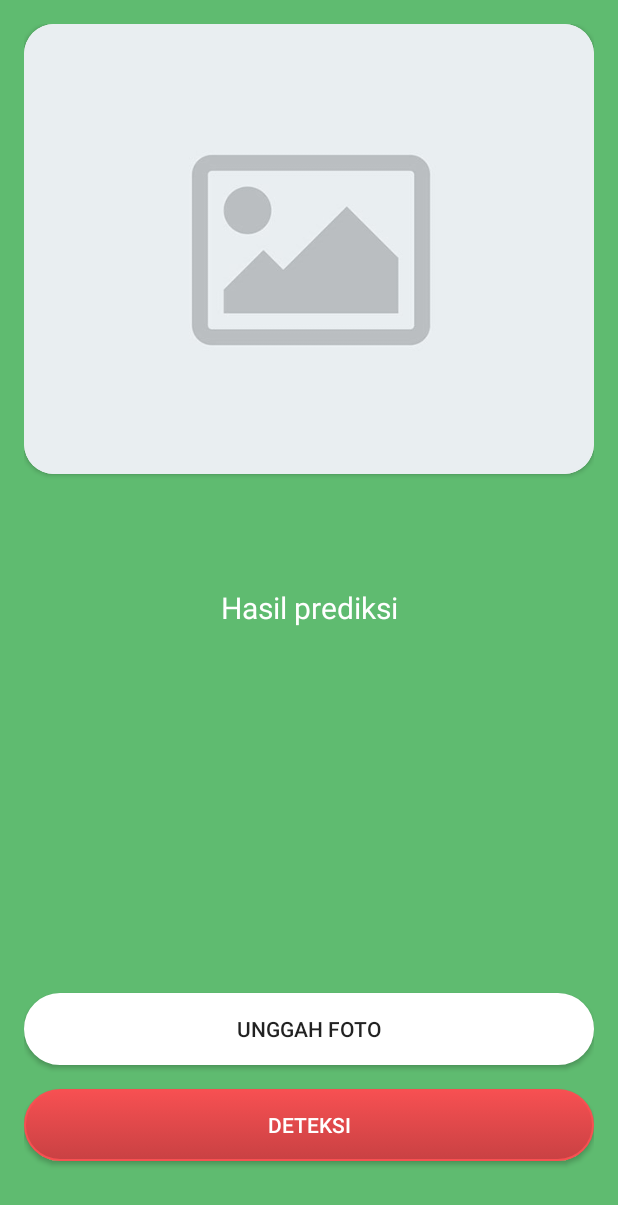
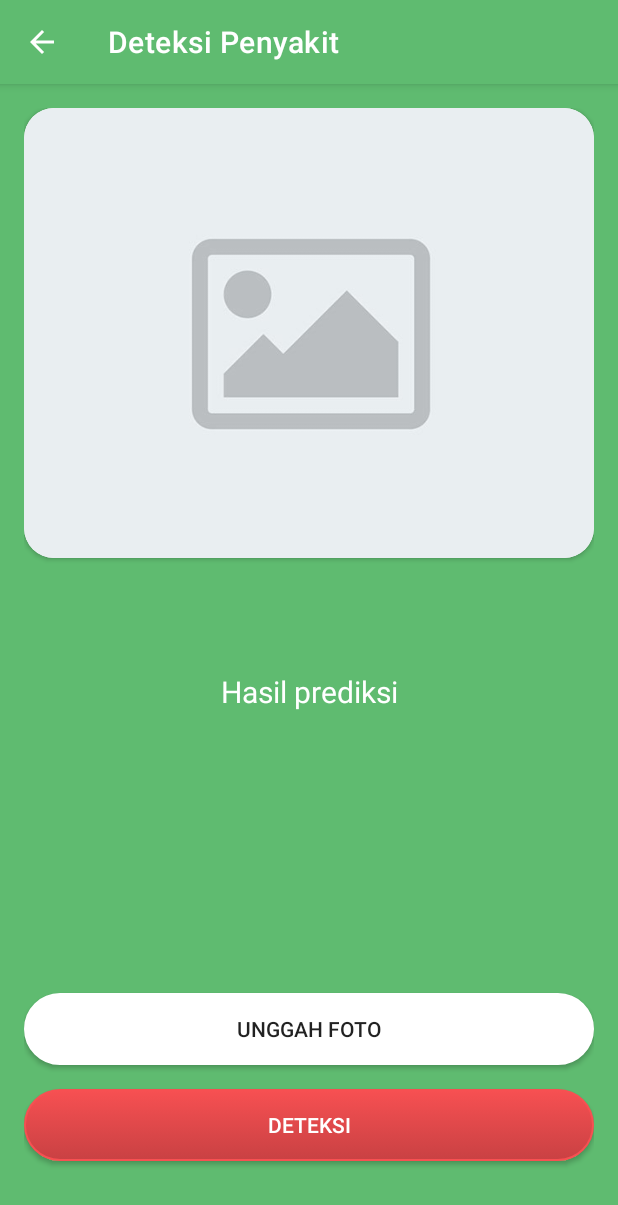
Before and after one commit to ahmadsufyan455/MedDev, an Android app: the screen it shows after launch once a user with an empty profile is signed in (DiseaseDetectionActivity), after a tap on "Deteksi Penyakit", on a phone screen of 412 x 824 dp. Shown: the top 1205 px of the screen. Run offline under Robolectric (Android 15) with nearby library versions, the phone set to English and light mode, and no system bars; our stand-ins replace Firebase (no records; nobody signed in at launch, a user with empty details on screens opened directly); libraries missing offline, so code that uses them is left out: org.tensorflow.lite; 2 statements that could not run were skipped.

Commit message:
enable support action bar

```diff
--- a/MedDev/app/src/main/java/com/capstone/meddev/dashboard/DashboardActivity.kt
+++ b/MedDev/app/src/main/java/com/capstone/meddev/dashboard/DashboardActivity.kt
@@ -19,6 +19,8 @@ class DashboardActivity : AppCompatActivity() {
         super.onCreate(savedInstanceState)
         binding = ActivityDashboardBinding.inflate(layoutInflater)
         setContentView(binding.root)
+
+        supportActionBar?.hide()
 
         getUsername()
 
--- a/MedDev/app/src/main/java/com/capstone/meddev/detection/DiseaseDetectionActivity.kt
+++ b/MedDev/app/src/main/java/com/capstone/meddev/detection/DiseaseDetectionActivity.kt
@@ -25,6 +25,9 @@ class DiseaseDetectionActivity : AppCompatActivity() {
         super.onCreate(savedInstanceState)
         binding = ActivityDiseaseDetectionBinding.inflate(layoutInflater)
         setContentView(binding.root)
+
+        supportActionBar?.title = "Deteksi Penyakit"
+        supportActionBar?.setDisplayHomeAsUpEnabled(true)
 
         val tfLiteHelper = TFLiteHelper(this)
         tfLiteHelper.init()
@@ -71,4 +74,9 @@ class DiseaseDetectionActivity : AppCompatActivity() {
             binding.tvResult.append(entry)
         }
     }
+
+    override fun onSupportNavigateUp(): Boolean {
+        finish()
+        return super.onSupportNavigateUp()
+    }
 }
--- a/MedDev/app/src/main/res/values/themes.xml
+++ b/MedDev/app/src/main/res/values/themes.xml
@@ -1,8 +1,8 @@
 <resources xmlns:tools="http://schemas.android.com/tools">
     <!-- Base application theme. -->
-    <style name="Theme.MedDev" parent="Theme.MaterialComponents.DayNight.NoActionBar">
+    <style name="Theme.MedDev" parent="Theme.MaterialComponents.DayNight.DarkActionBar">
         <!-- Primary brand color. -->
-        <item name="colorPrimary">@color/purple_500</item>
+        <item name="colorPrimary">@color/green_bg</item>
         <item name="colorPrimaryVariant">@color/dark_green</item>
         <item name="colorOnPrimary">@color/white</item>
         <!-- Secondary brand color. -->
```
